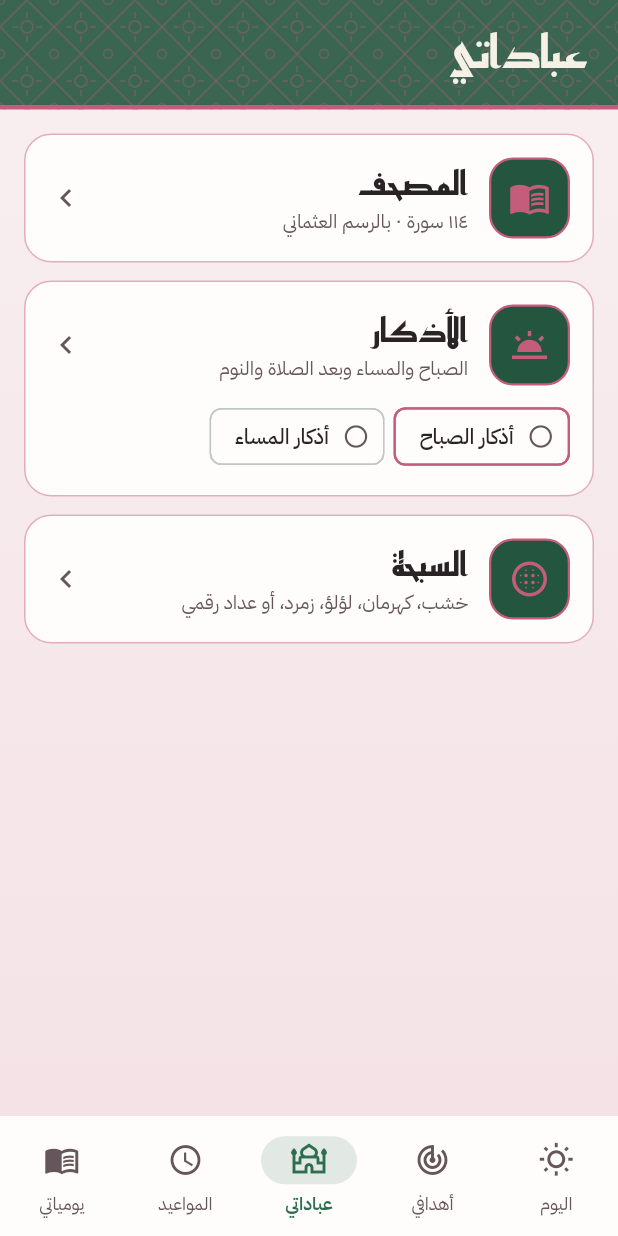
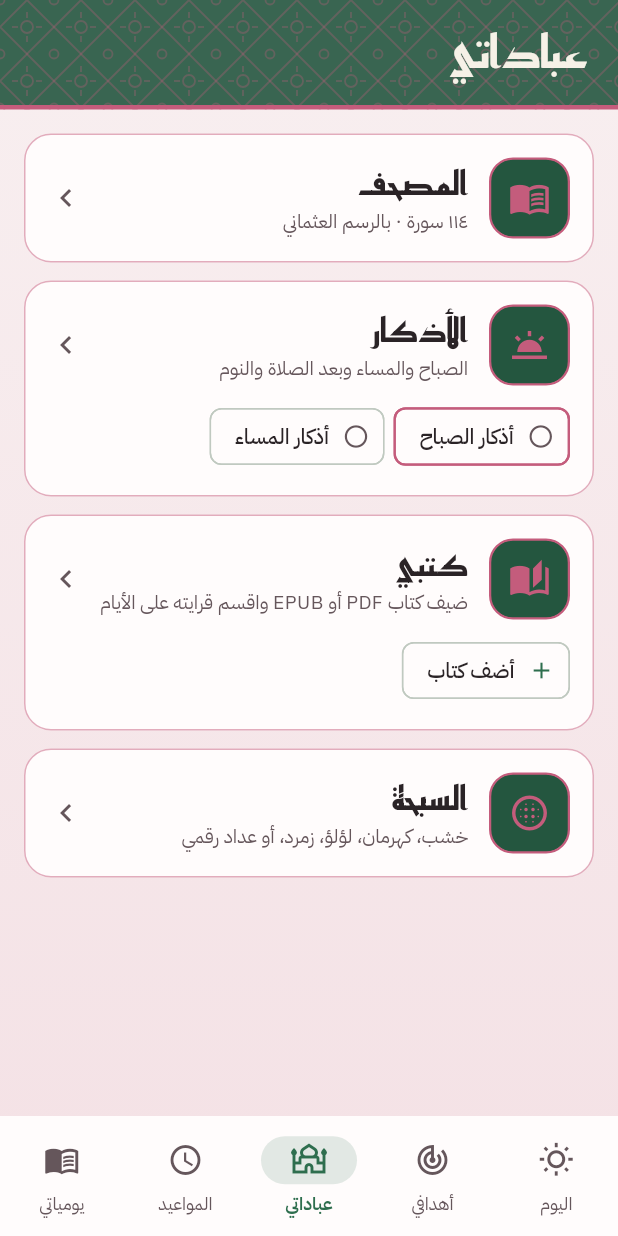
Before and after one commit to Didamony/7yaty, a Flutter app: the screen it shows after launch, item 3 of the bottom bar chosen, on a phone screen of 412 x 824 dp. Run offline on Flutter 3.47's test engine with Material 3 defaults, Android fonts, the phone set to English and light mode, and no system bars; our stand-ins replace adhan, audioplayers, file_picker, flutter_local_notifications, google_sign_in, image_picker and 3 more; missing offline and left inert: epubx, googleapis, idb_shim, pdfx, record.

Commit message:
Add a books card to the Worship tab
The card adds a PDF or EPUB directly and lists the latest books with
their progress, opening the reader on tap.

Co-Authored-By: Claude Opus 5.5 <noreply@anthropic.com>
Claude-Session: https://claude.ai/code/session_01CiYD68xco6uDpDCBgQuNoU

```diff
--- a/lib/core/strings.dart
+++ b/lib/core/strings.dart
@@ -354,6 +354,9 @@ const Map<String, Map<String, String>> translations = {
     'فيروز وسحاب': 'Turquoise and clouds',
     'فجر الجمعة': 'Friday dawn',
     'الكسوة': 'Kiswa',
+    'ضيف كتاب PDF أو EPUB واقسم قرايته على الأيام':
+        'Add a PDF or EPUB book and spread its reading over the days',
+    'أضف كتاب': 'Add a book',
   },
   'fr': {
     'أهدافي': 'Mes objectifs',
@@ -713,6 +716,9 @@ const Map<String, Map<String, String>> translations = {
     'فيروز وسحاب': 'Turquoise et nuages',
     'فجر الجمعة': 'Aube du vendredi',
     'الكسوة': 'Kiswa',
+    'ضيف كتاب PDF أو EPUB واقسم قرايته على الأيام':
+        'Ajoute un livre PDF ou EPUB et répartis sa lecture sur les jours',
+    'أضف كتاب': 'Ajouter un livre',
   },
   'de': {
     'أهدافي': 'Meine Ziele',
@@ -1065,5 +1071,7 @@ const Map<String, Map<String, String>> translations = {
     'فيروز وسحاب': 'Türkis und Wolken',
     'فجر الجمعة': 'Freitagsmorgen',
     'الكسوة': 'Kiswa',
+    'ضيف كتاب PDF أو EPUB واقسم قرايته على الأيام': 'Füge ein PDF- oder EPUB-Buch hinzu und verteile das Lesen auf die Tage',
+    'أضف كتاب': 'Buch hinzufügen',
   },
 };
--- a/lib/ui/books.dart
+++ b/lib/ui/books.dart
@@ -36,10 +36,8 @@ String unitName(Book b) => b.kind == BookKind.pdf ? tr('صفحة') : tr('جزء'
   return (titles, html, chapters);
 }
 
-class BooksPage extends StatelessWidget {
-  const BooksPage({super.key});
-
-  Future<void> _add(BuildContext context) async {
+/// Picks a PDF or EPUB from the phone, adds it, and opens its reading plan.
+Future<void> addBook(BuildContext context) async {
   final picked = await FilePicker.pickFile(
     type: FileType.custom,
     allowedExtensions: ['pdf', 'epub'],
@@ -103,6 +101,9 @@ class BooksPage extends StatelessWidget {
   }
 }
 
+class BooksPage extends StatelessWidget {
+  const BooksPage({super.key});
+
   @override
   Widget build(BuildContext context) {
     final data = context.watch<AppStore>().data;
@@ -130,7 +131,7 @@ class BooksPage extends StatelessWidget {
                   const SizedBox(height: 14),
                 ],
                 OutlinedButton.icon(
-                  onPressed: () => _add(context),
+                  onPressed: () => addBook(context),
                   style: OutlinedButton.styleFrom(
                     minimumSize: const Size.fromHeight(54),
                     side: BorderSide(color: p.chip, width: 2),
--- a/lib/ui/worship_page.dart
+++ b/lib/ui/worship_page.dart
@@ -7,6 +7,7 @@ import '../data/adhkar.dart';
 import '../data/quran.dart';
 import '../data/store.dart';
 import 'adhkar_page.dart';
+import 'books.dart';
 import 'quran_page.dart';
 import 'tasbih_page.dart';
 import 'widgets.dart';
@@ -96,6 +97,35 @@ class WorshipPage extends StatelessWidget {
                             ? BorderSide(color: p.gold, width: 1.5)
                             : null,
                         onPressed: () => openAdhkar(context, c),
+                      ),
+                  ],
+                ),
+              ),
+              const SizedBox(height: 12),
+              _BigCard(
+                icon: Icons.auto_stories,
+                title: tr('كتبي'),
+                subtitle: data.books.isEmpty
+                    ? tr('ضيف كتاب PDF أو EPUB واقسم قرايته على الأيام')
+                    : tr('{n} كتاب', {'n': data.books.length}),
+                onTap: () => Navigator.push(
+                  context,
+                  MaterialPageRoute(builder: (_) => const BooksPage()),
+                ),
+                footer: Wrap(
+                  spacing: 6,
+                  runSpacing: 6,
+                  children: [
+                    ActionChip(
+                      avatar: const Icon(Icons.add, size: 18),
+                      label: Text(tr('أضف كتاب')),
+                      onPressed: () => addBook(context),
+                    ),
+                    for (final b in data.books.take(3))
+                      ActionChip(
+                        avatar: const Icon(Icons.menu_book_outlined, size: 18),
+                        label: Text('${b.title} · ${pct(b.progress)}'),
+                        onPressed: () => openReader(context, b),
                       ),
                   ],
                 ),
```
Lines whose indentation alone changed are shown as unchanged.
